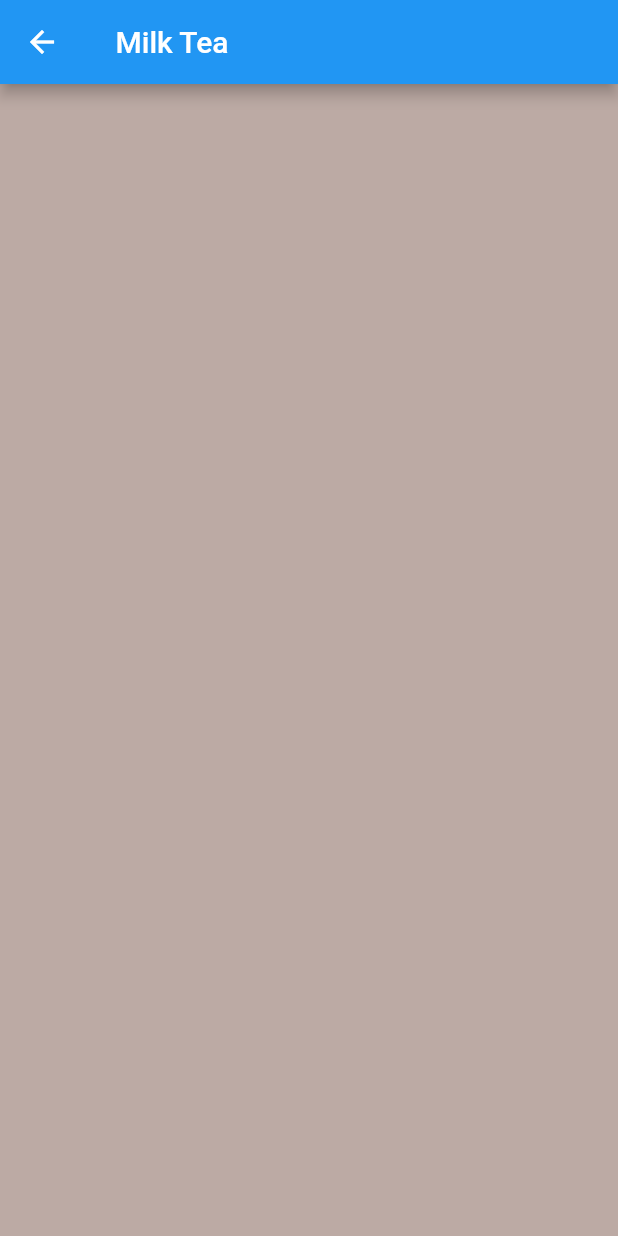
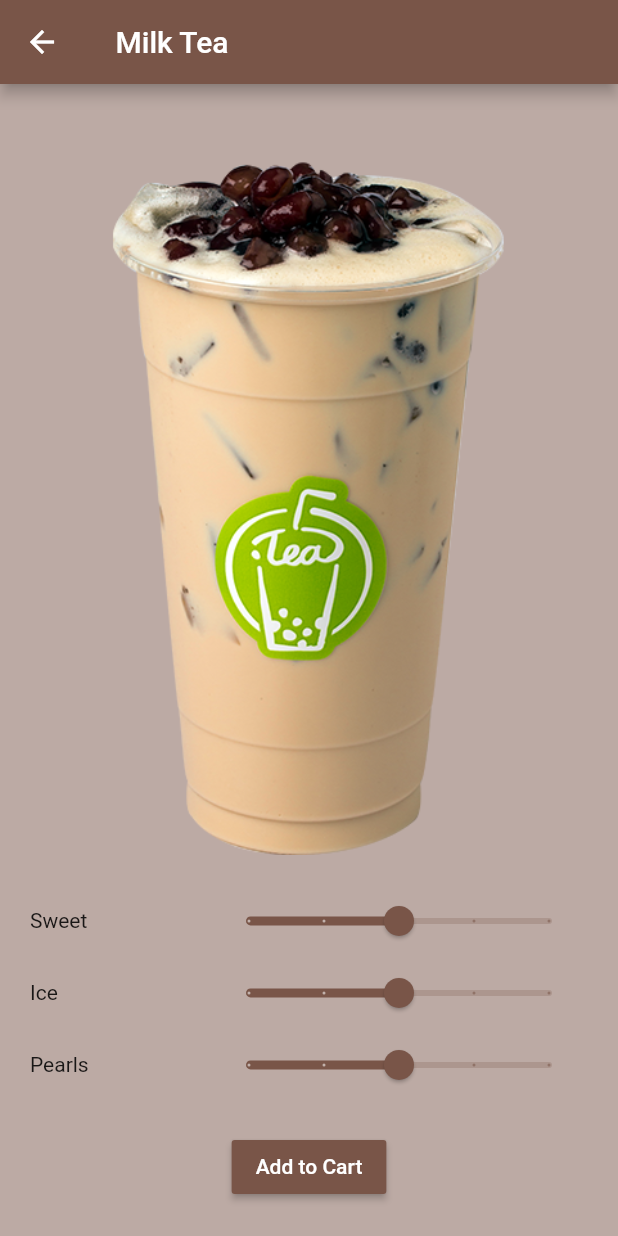
Before and after one commit to Anar95/buble_tea_app, a Flutter app: the screen it shows after launch, after a tap on "Milk Tea", on a phone screen of 412 x 824 dp. Run offline on Flutter 3.47's test engine with Material 2 defaults, Android fonts, the phone set to English and light mode, and no system bars; our stand-ins replace google_nav_bar.

Commit message:
update order_page.dart

```diff
--- a/lib/components/drink_tile.dart
+++ b/lib/components/drink_tile.dart
@@ -2,14 +2,15 @@ import 'package:buble_tea_app/models/drink.dart';
 import 'package:flutter/material.dart';
 
 class DrinkTile extends StatelessWidget {
-
   final Drink drink;
+  final Widget trailing;
   void Function()? onTap;
 
   DrinkTile({
     super.key,
     required this.drink,
     required this.onTap,
+    required Icon trailing,
   });
 
   @override
@@ -25,7 +26,7 @@ class DrinkTile extends StatelessWidget {
             title: Text(drink.name),
             subtitle: Text(drink.price),
             leading: Image.asset(drink.imagePath),
-          trailing: Icon(Icons.arrow_forward_ios)
+            trailing: trailing,
             ),
       ),
     );
--- a/lib/main.dart
+++ b/lib/main.dart
@@ -15,8 +15,9 @@ class MyApp extends StatelessWidget {
   Widget build(BuildContext context) {
     return  ChangeNotifierProvider(
       create: (context) => BubleTeaShop(),
-      builder:(context, child) => const MaterialApp(
+      builder:(context, child) =>  MaterialApp(
         debugShowCheckedModeBanner: false,
+        theme: ThemeData(primarySwatch: Colors.brown),
         home: HomePage(),
       ),
       );
--- a/lib/page/order_page.dart
+++ b/lib/page/order_page.dart
@@ -1,23 +1,133 @@
 import 'package:buble_tea_app/models/drink.dart';
 import 'package:flutter/material.dart';
+import 'package:provider/provider.dart';
+
+import '../models/shop.dart';
 
 class OrderPage extends StatefulWidget {
   final Drink drink;
-  const OrderPage({
-    super.key,
-    required this.drink
-    });
+  const OrderPage({super.key, required this.drink});
 
   @override
   State<StatefulWidget> createState() => _OrderPageState();
 }
 
 class _OrderPageState extends State<OrderPage> {
+  //customize Sweetness
+  double sweetValue = 0.5;
+  void customizeSweet(double newValue) {
+    setState(() {
+      sweetValue = newValue;
+    });
+  }
+
+  double iceValue = 0.5;
+  void customizeIce(double newValue) {
+    setState(() {
+      iceValue = newValue;
+    });
+  }
+
+  double pearlValue = 0.5;
+  void customizePearl(double newValue) {
+    setState(() {
+      pearlValue = newValue;
+    });
+  }
+
+  //add to cart
+
+  void addToCart() {
+    Provider.of<BubleTeaShop>(context, listen: false).addToCart(widget.drink);
+
+    //direct user back to shop page
+    Navigator.pop(context);
+
+    //let user know it has been successfully added
+    showDialog(
+      context: context,
+      builder:(context) =>AlertDialog(
+       title: const Text('Successfully added to cart'),
+      ) ,
+      );
+  }
+
   @override
   Widget build(BuildContext context) {
     return Scaffold(
       appBar: AppBar(title: Text(widget.drink.name)),
       backgroundColor: Colors.brown[200],
+      body: Column(
+        children: [
+          // drink image
+          Image.asset(widget.drink.imagePath),
+
+          //sliders to customize drink
+          Padding(
+            padding: const EdgeInsets.all(20.0),
+            child: Column(
+              children: [
+                //sweetness slider
+                Row(
+                  mainAxisAlignment: MainAxisAlignment.spaceBetween,
+                  children: [
+                    const SizedBox(width: 120, child: Text('Sweet')),
+                    Expanded(
+                      child: Slider(
+                        value: sweetValue,
+                        label: sweetValue.toString(),
+                        divisions: 4,
+                        onChanged: (value) => customizeSweet(value),
+                      ),
+                    ),
+                  ],
+                ),
+                //ice slider
+                Row(
+                  mainAxisAlignment: MainAxisAlignment.spaceBetween,
+                  children: [
+                    const SizedBox(width: 120, child: Text('Ice')),
+                    Expanded(
+                      child: Slider(
+                        value: iceValue,
+                        label: iceValue.toString(),
+                        divisions: 4,
+                        onChanged: (value) => customizeIce(value),
+                      ),
+                    ),
+                  ],
+                ),
+
+                //pearls slider
+                Row(
+                  mainAxisAlignment: MainAxisAlignment.spaceBetween,
+                  children: [
+                    const SizedBox(width: 120, child: Text('Pearls')),
+                    Expanded(
+                      child: Slider(
+                        value: pearlValue,
+                        label: pearlValue.toString(),
+                        divisions: 4,
+                        onChanged: (value) => customizePearl(value),
+                      ),
+                    ),
+                  ],
+                )
+              ],
+            ),
+          ),
+
+          //add to cart button
+          MaterialButton(
+            child: Text(
+              'Add to Cart',
+              style: TextStyle(color: Colors.white),
+            ),
+            color: Colors.brown,
+            onPressed: addToCart,
+          )
+        ],
+      ),
     );
   }
 }
--- a/lib/page/shop_page.dart
+++ b/lib/page/shop_page.dart
@@ -41,6 +41,7 @@ class _ShopPageState extends State<ShopPage> {
                 'Bubble Tea Shop',
                 style: TextStyle(fontSize: 20),
               ),
+
               //List of drşnks for sale
               Expanded(
                 child: ListView.builder(
@@ -53,6 +54,7 @@ class _ShopPageState extends State<ShopPage> {
                     return DrinkTile(
                       drink: individualDrink,
                       onTap: () => goToOrderPage(individualDrink),
+                      trailing: Icon(Icons.arrow_forward_ios)
                       );
                   },
                 ),
```
Also changed, not shown: lib/page/cart_page.dart (+21 -1 lines). Lines whose indentation alone changed are shown as unchanged.
